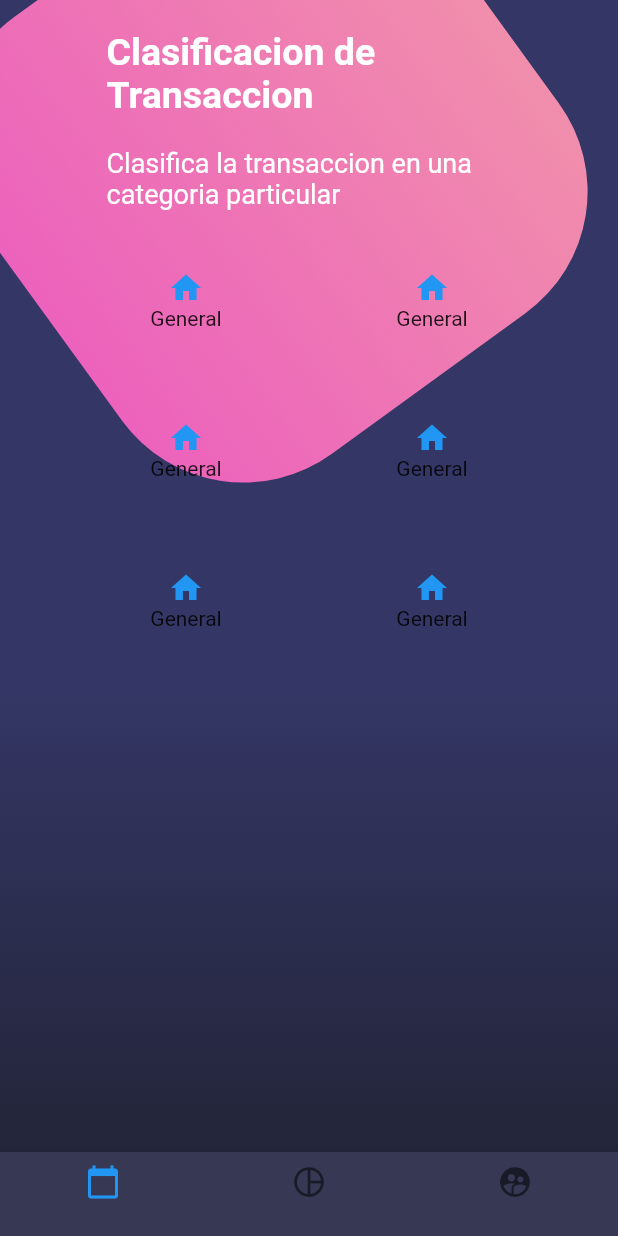
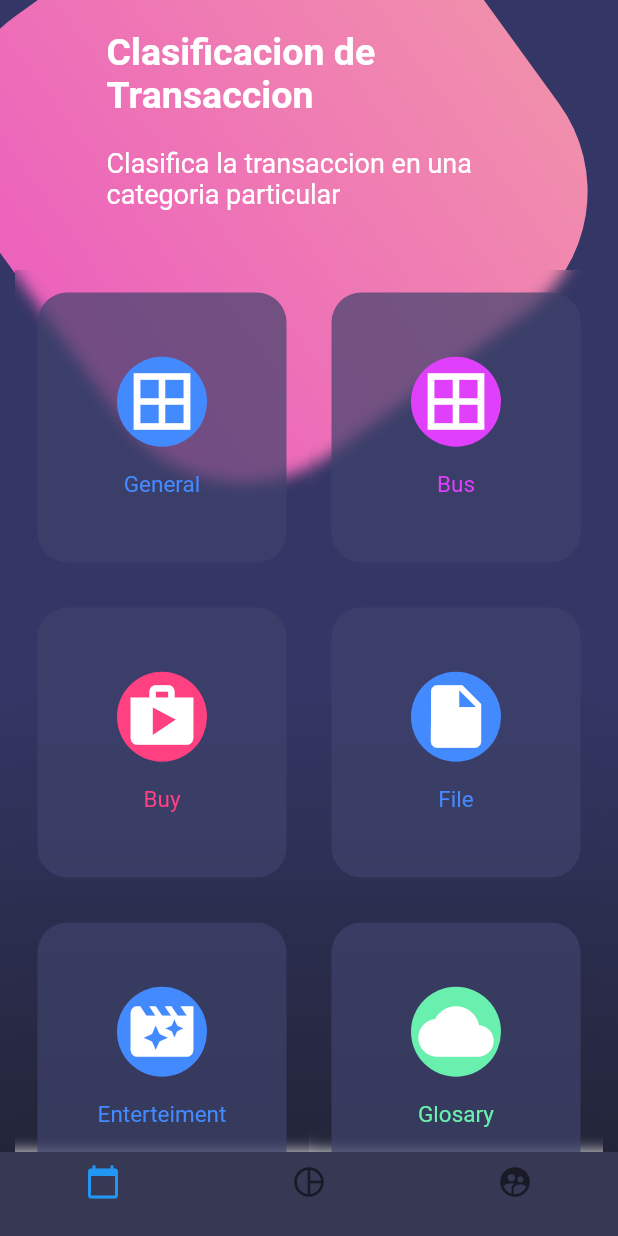
Before and after one commit to hernan74/modelo_ventanas, a Flutter app: the screen it shows after launch, on a phone screen of 412 x 824 dp. Run offline on Flutter 3.47's test engine with Material 2 defaults, Android fonts, the phone set to English and light mode, and no system bars.

Commit message:
se termino el ejemplo

```diff
--- a/lib/main.dart
+++ b/lib/main.dart
@@ -1,4 +1,5 @@
 import 'package:flutter/material.dart';
+import 'package:flutter/services.dart';
 
 import 'package:modelo_ventanas/pages/botones_page.dart';
 import 'package:modelo_ventanas/pages/home_page.dart';
@@ -10,6 +11,9 @@ class MyApp extends StatelessWidget {
 
   @override
   Widget build(BuildContext context) {
+    SystemChrome.setSystemUIOverlayStyle( SystemUiOverlayStyle.light.copyWith(
+      statusBarColor: Colors.transparent
+));
     return MaterialApp(
     debugShowCheckedModeBanner: false,
      initialRoute: BotonesPage.botonesPageRoute,
--- a/lib/pages/botones_page.dart
+++ b/lib/pages/botones_page.dart
@@ -1,4 +1,5 @@
 import 'dart:math';
+import 'dart:ui';
 
 import 'package:flutter/material.dart';
 
@@ -93,46 +94,62 @@ class BotonesPage extends StatelessWidget {
   }
 
   Widget _botones() {
-    return Row(
-      mainAxisAlignment: MainAxisAlignment.spaceEvenly,
-      children: [_crearColumna1(), _crearColumna2()],
-    );
-  }
-
-  Widget _crearColumna1() {
-    return Column(
+    return Table(
       children: [
-        _crearItem(Icons.home, Colors.blue, 'General'),
-        _crearItem(Icons.home, Colors.blue, 'General'),
-        _crearItem(Icons.home, Colors.blue, 'General')
+        TableRow(
+          children: [
+            _crearBotonesRedondeados(Colors.blueAccent,Icons.border_all,'General'),
+             _crearBotonesRedondeados(Colors.purpleAccent,Icons.border_all,'Bus')
+          ]
+        ),
+        TableRow(
+          children: [
+            _crearBotonesRedondeados(Colors.pinkAccent,Icons.shop,'Buy'),
+            _crearBotonesRedondeados(Colors.blueAccent,Icons.insert_drive_file,'File')
+          ]
+        ),
+        TableRow(
+          children: [
+            _crearBotonesRedondeados(Colors.blueAccent,Icons.movie_filter,'Enterteiment'),
+            _crearBotonesRedondeados(Colors.greenAccent,Icons.cloud,'Glosary')
+          ]
+        )
       ],
     );
   }
 
-  Widget _crearColumna2() {
-    return Column(
-      children: [
-        _crearItem(Icons.home, Colors.blue, 'General'),
-        _crearItem(Icons.home, Colors.blue, 'General'),
-        _crearItem(Icons.home, Colors.blue, 'General')
-      ],
-    );
-  }
-
-  Widget _crearItem(IconData icon, Color color, String titulo) {
-    return Container(
-      width: 100.0,
-      height: 100.0,
-      child: Column(
-        children: [
-          Icon(
-            icon,
-            color: color,
-          ),
-          Text(titulo),
-        ],
-      ),
-    );
+  Widget _crearBotonesRedondeados(Color color,IconData icon,String texto){
+      return ClipRRect(
+        child: BackdropFilter(
+          filter: ImageFilter.blur(sigmaX: 5.0,sigmaY: 5.0),
+          child: Container(
+            height: 180.0,
+            margin: EdgeInsets.all(15),
+            decoration: BoxDecoration(
+              color:Color.fromRGBO(62, 66, 107,0.7),
+              borderRadius: BorderRadius.circular(20),
+              ),
+              child: Column(
+                  mainAxisAlignment: MainAxisAlignment.spaceEvenly,
+                children: [
+                  SizedBox(height: 10.0,),
+                  CircleAvatar(
+                    minRadius: 30.0,
+                    backgroundColor: color,
+                    child: Icon(icon,size: 50.0,color: Colors.white,),
+                  ),
+                  Text(texto,
+                  style: TextStyle(
+                    color: color,
+                    fontSize: 15
+                 ),
+                 ),
+                   SizedBox(height: 10.0,),
+                ],
+              ),
+            ),
+        ),
+      );
   }
 
   Widget _bottonNavigation(BuildContext context) {
```
